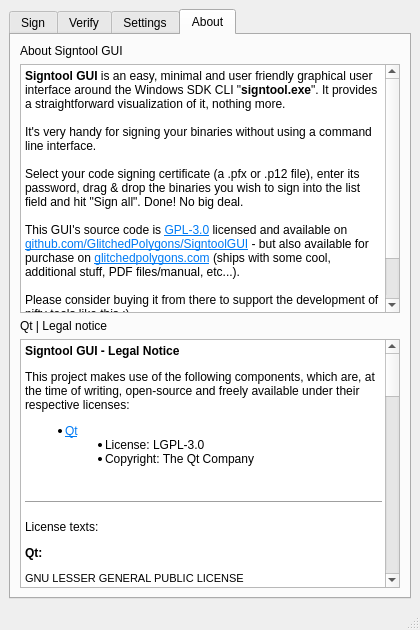
First picture: the form in src/mainwindow.ui, repository GlitchedPolygons/SigntoolGUI, before the edit.
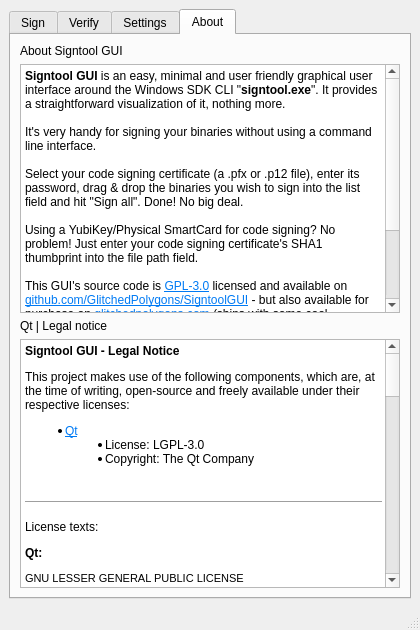
Second picture: the form after the edit. The open tabs and pages were chosen to show the change. Custom widgets are drawn as their Qt base class.

Commit message: Fixed #1. Fixed #2. Allow signing using SHA1 thumbprint instead of file path and add .vbs + .ps1 file extensions to list of allowed file extensions of drag 'n' drop field. Release 1.1.0

```diff
--- a/src/mainwindow.ui
+++ b/src/mainwindow.ui
@@ -604,6 +604,9 @@
              <string>&lt;!DOCTYPE HTML PUBLIC &quot;-//W3C//DTD HTML 4.0//EN&quot; &quot;http://www.w3.org/TR/REC-html40/strict.dtd&quot;&gt;
 &lt;html&gt;&lt;head&gt;&lt;meta name=&quot;qrichtext&quot; content=&quot;1&quot; /&gt;&lt;meta charset=&quot;utf-8&quot; /&gt;&lt;style type=&quot;text/css&quot;&gt;
 p, li { white-space: pre-wrap; }
+hr { height: 1px; border-width: 0; }
+li.unchecked::marker { content: &quot;\2610&quot;; }
+li.checked::marker { content: &quot;\2612&quot;; }
 &lt;/style&gt;&lt;/head&gt;&lt;body style=&quot; font-family:'Segoe UI'; font-size:9pt; font-weight:400; font-style:normal;&quot;&gt;
 &lt;p style=&quot; margin-top:0px; margin-bottom:0px; margin-left:0px; margin-right:0px; -qt-block-indent:0; text-indent:0px;&quot;&gt;&lt;span style=&quot; font-weight:700;&quot;&gt;Signtool GUI&lt;/span&gt; is an easy, minimal and user friendly graphical user interface around the Windows SDK CLI &amp;quot;&lt;span style=&quot; font-family:'Courier New'; font-weight:700;&quot;&gt;signtool.exe&lt;/span&gt;&amp;quot;. It provides a straightforward visualization of it, nothing more.&lt;/p&gt;
 &lt;p style=&quot;-qt-paragraph-type:empty; margin-top:0px; margin-bottom:0px; margin-left:0px; margin-right:0px; -qt-block-indent:0; text-indent:0px;&quot;&gt;&lt;br /&gt;&lt;/p&gt;
@@ -611,11 +614,13 @@
 &lt;p style=&quot;-qt-paragraph-type:empty; margin-top:0px; margin-bottom:0px; margin-left:0px; margin-right:0px; -qt-block-indent:0; text-indent:0px;&quot;&gt;&lt;br /&gt;&lt;/p&gt;
 &lt;p style=&quot; margin-top:0px; margin-bottom:0px; margin-left:0px; margin-right:0px; -qt-block-indent:0; text-indent:0px;&quot;&gt;Select your code signing certificate (a &lt;span style=&quot; font-family:'Courier New';&quot;&gt;.pfx&lt;/span&gt; or &lt;span style=&quot; font-family:'Courier New';&quot;&gt;.p12&lt;/span&gt; file), enter its password, drag &amp;amp; drop the binaries you wish to sign into the list field and hit &amp;quot;Sign all&amp;quot;. Done! No big deal.&lt;/p&gt;
 &lt;p style=&quot;-qt-paragraph-type:empty; margin-top:0px; margin-bottom:0px; margin-left:0px; margin-right:0px; -qt-block-indent:0; text-indent:0px;&quot;&gt;&lt;br /&gt;&lt;/p&gt;
+&lt;p style=&quot; margin-top:0px; margin-bottom:0px; margin-left:0px; margin-right:0px; -qt-block-indent:0; text-indent:0px;&quot;&gt;Using a YubiKey/Physical SmartCard for code signing? No problem! Just enter your code signing certificate's SHA1 thumbprint into the file path field.&lt;/p&gt;
+&lt;p style=&quot;-qt-paragraph-type:empty; margin-top:0px; margin-bottom:0px; margin-left:0px; margin-right:0px; -qt-block-indent:0; text-indent:0px;&quot;&gt;&lt;br /&gt;&lt;/p&gt;
 &lt;p style=&quot; margin-top:0px; margin-bottom:0px; margin-left:0px; margin-right:0px; -qt-block-indent:0; text-indent:0px;&quot;&gt;This GUI's source code is &lt;a href=&quot;https://github.com/GlitchedPolygons/Argon2GUI/blob/main/LICENSE&quot;&gt;&lt;span style=&quot; text-decoration: underline; color:#007af4;&quot;&gt;GPL-3.0&lt;/span&gt;&lt;/a&gt; licensed and available on &lt;a href=&quot;https://github.com/GlitchedPolygons/SigntoolGUI&quot;&gt;&lt;span style=&quot; text-decoration: underline; color:#007af4;&quot;&gt;github.com/GlitchedPolygons/SigntoolGUI&lt;/span&gt;&lt;/a&gt; - but also available for purchase on &lt;a href=&quot;https://glitchedpolygons.com&quot;&gt;&lt;span style=&quot; text-decoration: underline; color:#007af4;&quot;&gt;glitchedpolygons.com&lt;/span&gt;&lt;/a&gt; (ships with some cool, additional stuff, PDF files/manual, etc...). &lt;/p&gt;
 &lt;p style=&quot;-qt-paragraph-type:empty; margin-top:0px; margin-bottom:0px; margin-left:0px; margin-right:0px; -qt-block-indent:0; text-indent:0px;&quot;&gt;&lt;br /&gt;&lt;/p&gt;
 &lt;p style=&quot; margin-top:0px; margin-bottom:0px; margin-left:0px; margin-right:0px; -qt-block-indent:0; text-indent:0px;&quot;&gt;Please consider buying it from there to support the development of nifty tools like this :)&lt;/p&gt;
 &lt;p style=&quot;-qt-paragraph-type:empty; margin-top:0px; margin-bottom:0px; margin-left:0px; margin-right:0px; -qt-block-indent:0; text-indent:0px;&quot;&gt;&lt;br /&gt;&lt;/p&gt;
-&lt;p style=&quot; margin-top:0px; margin-bottom:0px; margin-left:0px; margin-right:0px; -qt-block-indent:0; text-indent:0px;&quot;&gt;Copyright (C) 2022&lt;br /&gt;Raphael Beck | &lt;a href=&quot;https://glitchedpolygons.com&quot;&gt;&lt;span style=&quot; text-decoration: underline; color:#007af4;&quot;&gt;Glitched Polygons&lt;/span&gt;&lt;/a&gt;&lt;/p&gt;&lt;/body&gt;&lt;/html&gt;</string>
+&lt;p style=&quot; margin-top:0px; margin-bottom:0px; margin-left:0px; margin-right:0px; -qt-block-indent:0; text-indent:0px;&quot;&gt;Copyright (C) 2022-2024&lt;br /&gt;Raphael Beck | &lt;a href=&quot;https://glitchedpolygons.com&quot;&gt;&lt;span style=&quot; text-decoration: underline; color:#007af4;&quot;&gt;Glitched Polygons GmbH&lt;/span&gt;&lt;/a&gt;&lt;/p&gt;&lt;/body&gt;&lt;/html&gt;</string>
             </property>
             <property name="openExternalLinks">
              <bool>true</bool>
```
Left out of the diff: 22 changed lines with no effect on the pictures. The commit also changes 3 other files.
